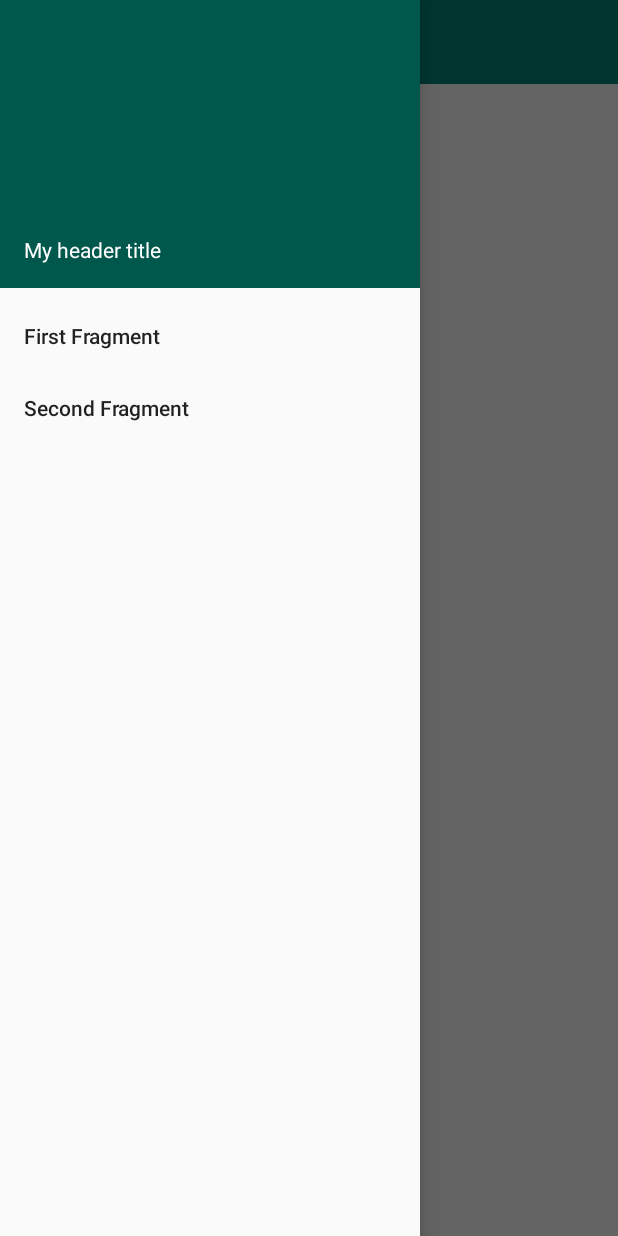
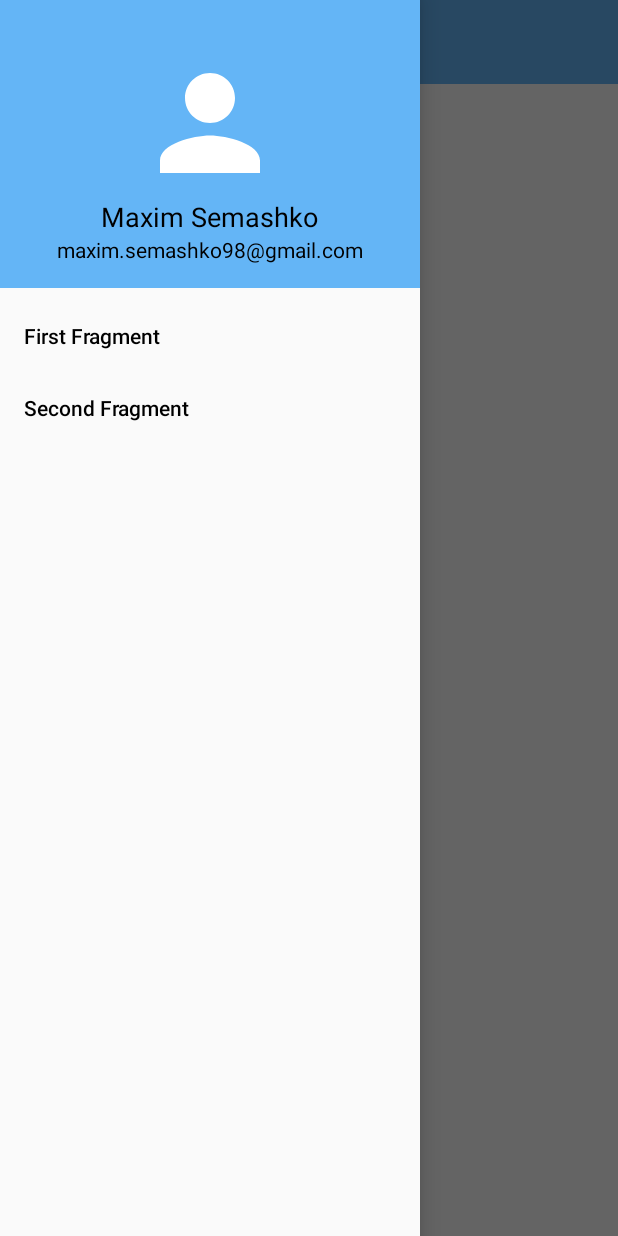
Before and after one commit to MaximSemashko/EpamTraining, an Android app: the screen it shows after launch (MainActivity), with the side drawer open, on a phone screen of 412 x 824 dp. Run offline under Robolectric (Android 15) with nearby library versions, the phone set to English and light mode, and no system bars.

Commit message:
added to header compound view with imageview, and 2 textviews; method to update image in compound view; method to generate random color;

```diff
--- a/app/build.gradle
+++ b/app/build.gradle
@@ -9,6 +9,7 @@ android {
         versionCode 1
         versionName "1.0"
         testInstrumentationRunner "android.support.test.runner.AndroidJUnitRunner"
+        vectorDrawables.useSupportLibrary = true
     }
     buildTypes {
         release {
--- /dev/null
+++ b/app/src/main/java/com/example/epamtraining/HeaderView.java
@@ -0,0 +1,59 @@
+package com.example.epamtraining;
+
+import android.content.Context;
+import android.graphics.Color;
+import android.os.Build;
+import android.support.annotation.Nullable;
+import android.support.annotation.RequiresApi;
+import android.util.AttributeSet;
+import android.widget.ImageView;
+import android.widget.LinearLayout;
+import android.widget.TextView;
+
+
+public class HeaderView extends LinearLayout {
+
+    private TextView userNameView;
+    private TextView userEmailView;
+    private ImageView userIconView;
+
+    public HeaderView(Context context) {
+        super(context);
+
+        init();
+    }
+
+    public HeaderView(Context context, @Nullable AttributeSet attrs) {
+        super(context, attrs);
+
+        init();
+    }
+
+    public HeaderView(Context context, @Nullable AttributeSet attrs, int defStyleAttr) {
+        super(context, attrs, defStyleAttr);
+
+        init();
+    }
+
+    @RequiresApi(api = Build.VERSION_CODES.LOLLIPOP)
+    public HeaderView(Context context, AttributeSet attrs, int defStyleAttr, int defStyleRes) {
+        super(context, attrs, defStyleAttr, defStyleRes);
+
+        init();
+    }
+
+    private void init() {
+        setOrientation(VERTICAL);
+
+        inflate(getContext(), R.layout.header_compound_view, this);
+
+        userNameView = findViewById(R.id.user_name_view);
+        userEmailView = findViewById(R.id.email_view);
+        userIconView = findViewById(R.id.profile_image_view);
+    }
+
+    public void updateImage(String colorCode) {
+        int color = Color.parseColor(colorCode);
+        userIconView.setColorFilter(color);
+    }
+}
--- a/app/src/main/java/com/example/epamtraining/MainActivity.java
+++ b/app/src/main/java/com/example/epamtraining/MainActivity.java
@@ -1,6 +1,7 @@
 package com.example.epamtraining;
 
 import android.os.Bundle;
+import android.support.annotation.NonNull;
 import android.support.design.widget.NavigationView;
 import android.support.v4.app.Fragment;
 import android.support.v4.view.GravityCompat;
@@ -8,9 +9,15 @@ import android.support.v4.widget.DrawerLayout;
 import android.support.v7.app.ActionBar;
 import android.support.v7.app.AppCompatActivity;
 import android.support.v7.widget.Toolbar;
+import android.util.Log;
 import android.view.MenuItem;
+import android.view.View;
+
+import java.util.Random;
 
 public class MainActivity extends AppCompatActivity {
+
+    private static final String TAG = "MainActivity";
 
     private DrawerLayout drawerLayout;
 
@@ -25,13 +32,28 @@ public class MainActivity extends AppCompatActivity {
         Toolbar toolbar = findViewById(R.id.toolbar);
         setSupportActionBar(toolbar);
         ActionBar actionbar = getSupportActionBar();
-        actionbar.setDisplayHomeAsUpEnabled(true);
-        actionbar.setHomeAsUpIndicator(R.drawable.ic_menu);
+        if (actionbar != null) {
+            actionbar.setDisplayHomeAsUpEnabled(true);
+            actionbar.setHomeAsUpIndicator(R.drawable.ic_menu);
+        }
+
+        final HeaderView headerView = navigationView
+                .getHeaderView(0)
+                .findViewById(R.id.header_view);
+
+        headerView.setOnClickListener(new View.OnClickListener() {
+            @Override
+            public void onClick(View v) {
+                String color = generateGolor();
+                headerView.updateImage(color);
+                Log.i(TAG, "color: " + color);
+            }
+        });
 
         navigationView.setNavigationItemSelectedListener(
                 new NavigationView.OnNavigationItemSelectedListener() {
                     @Override
-                    public boolean onNavigationItemSelected(MenuItem menuItem) {
+                    public boolean onNavigationItemSelected(@NonNull MenuItem menuItem) {
                         menuItem.setChecked(true);
                         drawerLayout.closeDrawers();
                         selectDrawerItem(menuItem);
@@ -53,7 +75,7 @@ public class MainActivity extends AppCompatActivity {
     }
 
     public void selectDrawerItem(MenuItem menuItem) {
-        Fragment fragment = null;
+        Fragment fragment;
         Class fragmentClass;
 
         switch (menuItem.getItemId()) {
@@ -65,7 +87,6 @@ public class MainActivity extends AppCompatActivity {
                 fragmentClass = SecondFragment.class;
 
                 break;
-
             default:
                 fragmentClass = FirstFragment.class;
 
@@ -74,13 +95,19 @@ public class MainActivity extends AppCompatActivity {
 
         try {
             fragment = (Fragment) fragmentClass.newInstance();
+            getSupportFragmentManager()
+                    .beginTransaction()
+                    .replace(R.id.content_frame, fragment).commit();
         } catch (Exception e) {
-            e.printStackTrace();
+            Log.e(TAG, "selectDrawerItem: " + e);
         }
-
-        getSupportFragmentManager()
-                .beginTransaction()
-                .replace(R.id.content_frame, fragment).commit();
     }
 
+    private String generateGolor() {
+        Random random = new Random();
+        int colorCode = random.nextInt(0xffffff + 1);
+        String color = String.format("#%06x", colorCode);
+
+        return color;
+    }
 }
--- /dev/null
+++ b/app/src/main/res/drawable/ic_account_image.xml
@@ -0,0 +1,9 @@
+<vector xmlns:android="http://schemas.android.com/apk/res/android"
+    android:width="24dp"
+    android:height="24dp"
+    android:viewportWidth="24.0"
+    android:viewportHeight="24.0">
+    <path
+        android:fillColor="#FF000000"
+        android:pathData="M12,12c2.21,0 4,-1.79 4,-4s-1.79,-4 -4,-4 -4,1.79 -4,4 1.79,4 4,4zM12,14c-2.67,0 -8,1.34 -8,4v2h16v-2c0,-2.66 -5.33,-4 -8,-4z" />
+</vector>
--- a/app/src/main/res/layout/activity_main.xml
+++ b/app/src/main/res/layout/activity_main.xml
@@ -15,8 +15,7 @@
             android:id="@+id/toolbar"
             android:layout_width="match_parent"
             android:layout_height="?attr/actionBarSize"
-            android:background="?attr/colorPrimary"
-            android:theme="@style/ThemeOverlay.AppCompat.ActionBar" />
+            android:background="?attr/colorPrimaryDark" />
 
     </FrameLayout>
 
@@ -27,6 +26,7 @@
         android:layout_gravity="start"
         android:fitsSystemWindows="true"
         app:headerLayout="@layout/nav_header"
+        app:itemTextColor="@color/colorBlack"
         app:menu="@menu/drawer_view" />
 
 </android.support.v4.widget.DrawerLayout>
--- /dev/null
+++ b/app/src/main/res/layout/header_compound_view.xml
@@ -0,0 +1,38 @@
+<?xml version="1.0" encoding="utf-8"?>
+<merge xmlns:android="http://schemas.android.com/apk/res/android"
+    xmlns:app="http://schemas.android.com/apk/res-auto"
+    xmlns:tools="http://schemas.android.com/tools"
+    android:id="@+id/root_element"
+    android:layout_width="match_parent"
+    android:layout_height="match_parent"
+    tools:background="@color/colorPrimaryDark"
+    tools:orientation="vertical"
+    tools:parentTag="android.widget.LinearLayout">
+
+    <ImageView
+        android:id="@+id/profile_image_view"
+        android:layout_width="100dp"
+        android:layout_height="100dp"
+        android:layout_gravity="center_horizontal"
+        android:tint="@color/colorWhite"
+        app:srcCompat="@drawable/ic_account_image" />
+
+    <TextView
+        android:id="@+id/user_name_view"
+        android:layout_width="wrap_content"
+        android:layout_height="wrap_content"
+        android:layout_gravity="center_horizontal"
+        android:text="@string/user_name"
+        android:textColor="@color/colorBlack"
+        android:textSize="18sp" />
+
+    <TextView
+        android:id="@+id/email_view"
+        android:layout_width="wrap_content"
+        android:layout_height="wrap_content"
+        android:layout_gravity="center_horizontal"
+        android:text="@string/user_email"
+        android:textColor="@color/colorBlack"
+        android:textSize="14sp" />
+
+</merge>
--- a/app/src/main/res/layout/nav_header.xml
+++ b/app/src/main/res/layout/nav_header.xml
@@ -8,10 +8,8 @@
     android:padding="16dp"
     android:theme="@style/ThemeOverlay.AppCompat.Dark">
 
-    <TextView
+    <com.example.epamtraining.HeaderView
+        android:id="@+id/header_view"
         android:layout_width="match_parent"
-        android:layout_height="wrap_content"
-        android:text="My header title"
-        android:textAppearance="@style/TextAppearance.AppCompat.Body1" />
-
+        android:layout_height="wrap_content" />
 </LinearLayout>
--- a/app/src/main/res/values/colors.xml
+++ b/app/src/main/res/values/colors.xml
@@ -1,6 +1,8 @@
 <?xml version="1.0" encoding="utf-8"?>
 <resources>
-    <color name="colorPrimary">#008577</color>
-    <color name="colorPrimaryDark">#00574B</color>
+    <color name="colorPrimary">#BBDEFB</color>
+    <color name="colorPrimaryDark">#64B5F6</color>
     <color name="colorAccent">#D81B60</color>
+    <color name="colorBlack">#000</color>
+    <color name="colorWhite">#FFF</color>
 </resources>
--- a/app/src/main/res/values/strings.xml
+++ b/app/src/main/res/values/strings.xml
@@ -2,4 +2,6 @@
     <string name="app_name">EpamTraining</string>
     <string name="first_fragment_text">First Fragment</string>
     <string name="second_fragment_text">Second Fragment</string>
+    <string name="user_name">Maxim Semashko</string>
+    <string name="user_email">maxim.semashko98@gmail.com</string>
 </resources>
```
